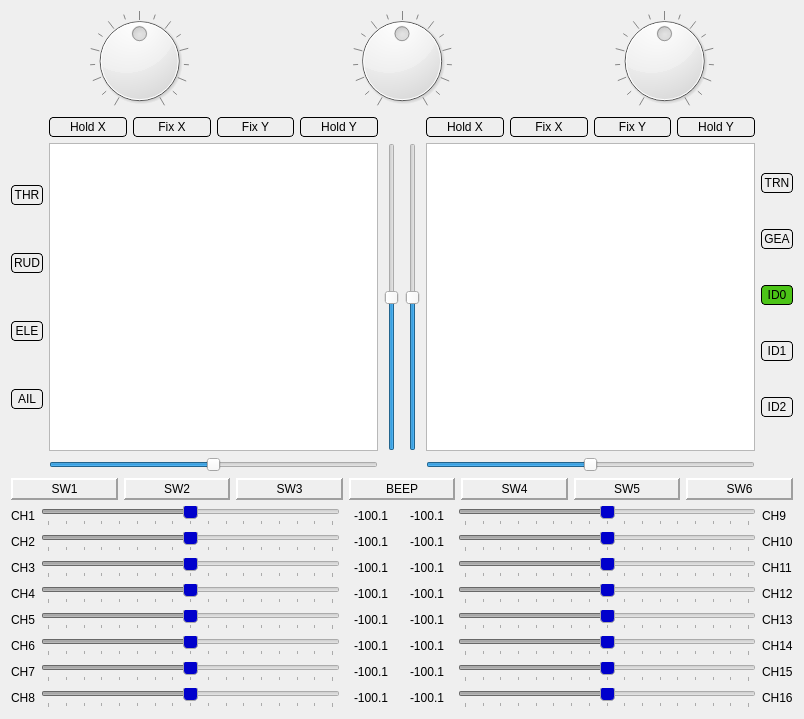
The window that src/simulatordialog.ui (xhorizont/eepe) describes before a commit, drawn with Qt 5.
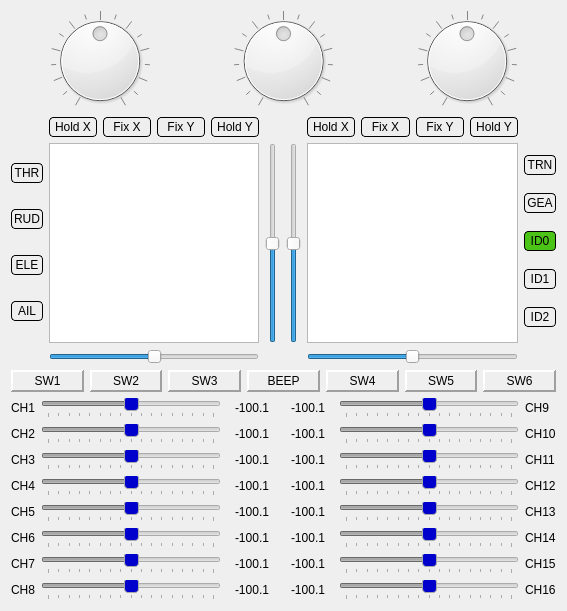
The same window after the commit. Icons and pictures are not drawn.

```diff
--- a/src/simulatordialog.ui
+++ b/src/simulatordialog.ui
@@ -6,8 +6,8 @@
    <rect>
     <x>0</x>
     <y>0</y>
-    <width>804</width>
-    <height>719</height>
+    <width>567</width>
+    <height>611</height>
    </rect>
   </property>
   <property name="windowTitle">
@@ -17,11 +17,17 @@
    <iconset resource="eepe.qrc">
     <normaloff>:/images/simulate.png</normaloff>:/images/simulate.png</iconset>
   </property>
-  <layout class="QVBoxLayout" name="verticalLayout_9">
+  <layout class="QVBoxLayout" name="verticalLayout_9" stretch="0,0,0,0">
    <item>
     <layout class="QHBoxLayout" name="horizontalLayout_2">
      <item>
       <widget class="QDial" name="dialP_1">
+       <property name="sizePolicy">
+        <sizepolicy hsizetype="Preferred" vsizetype="Preferred">
+         <horstretch>0</horstretch>
+         <verstretch>0</verstretch>
+        </sizepolicy>
+       </property>
        <property name="toolTip">
         <string>P1</string>
        </property>
@@ -44,6 +50,12 @@
      </item>
      <item>
       <widget class="QDial" name="dialP_2">
+       <property name="sizePolicy">
+        <sizepolicy hsizetype="Preferred" vsizetype="Preferred">
+         <horstretch>0</horstretch>
+         <verstretch>0</verstretch>
+        </sizepolicy>
+       </property>
        <property name="toolTip">
         <string>P2</string>
        </property>
@@ -69,6 +81,12 @@
      </item>
      <item>
       <widget class="QDial" name="dialP_3">
+       <property name="sizePolicy">
+        <sizepolicy hsizetype="Preferred" vsizetype="Preferred">
+         <horstretch>0</horstretch>
+         <verstretch>0</verstretch>
+        </sizepolicy>
+       </property>
        <property name="toolTip">
         <string>P3</string>
        </property>
@@ -123,6 +141,12 @@
        </item>
        <item row="1" column="1">
         <widget class="QGraphicsView" name="leftStick">
+         <property name="minimumSize">
+          <size>
+           <width>200</width>
+           <height>200</height>
+          </size>
+         </property>
          <property name="verticalScrollBarPolicy">
           <enum>Qt::ScrollBarAlwaysOff</enum>
          </property>
@@ -364,6 +388,12 @@
        </item>
        <item row="1" column="1">
         <widget class="QGraphicsView" name="rightStick">
+         <property name="minimumSize">
+          <size>
+           <width>200</width>
+           <height>200</height>
+          </size>
+         </property>
          <property name="verticalScrollBarPolicy">
           <enum>Qt::ScrollBarAlwaysOff</enum>
          </property>
```
